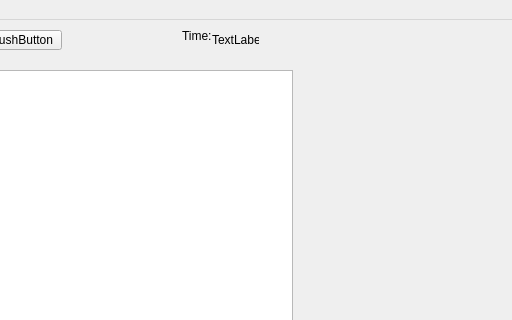
First picture: the form in widget.ui, repository 54D/PacSnake, before the edit; both pictures show x 288 to 800 and y 0 to 320 of the 800 by 600 pixel window.
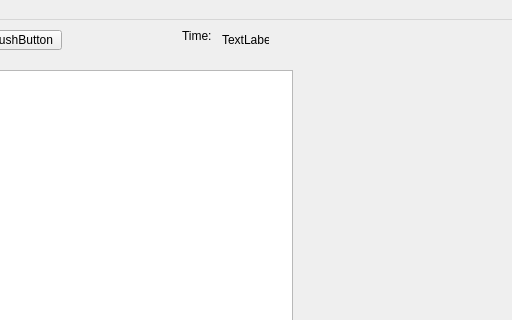
Second picture: the form after the edit.

```diff
--- a/widget.ui
+++ b/widget.ui
@@ -48,7 +48,7 @@
    <widget class="QLabel" name="timer_text">
     <property name="geometry">
      <rect>
-      <x>500</x>
+      <x>510</x>
       <y>30</y>
       <width>47</width>
       <height>20</height>
```
